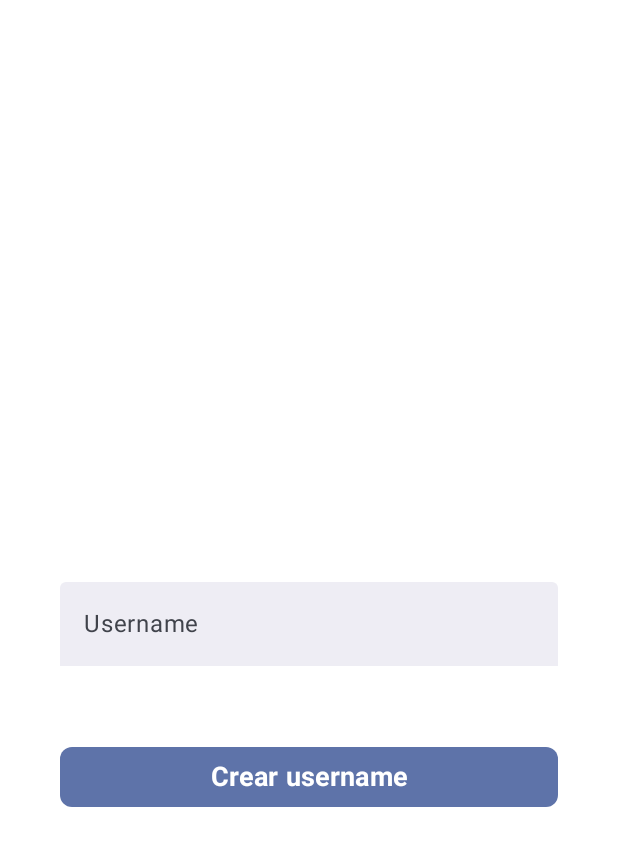
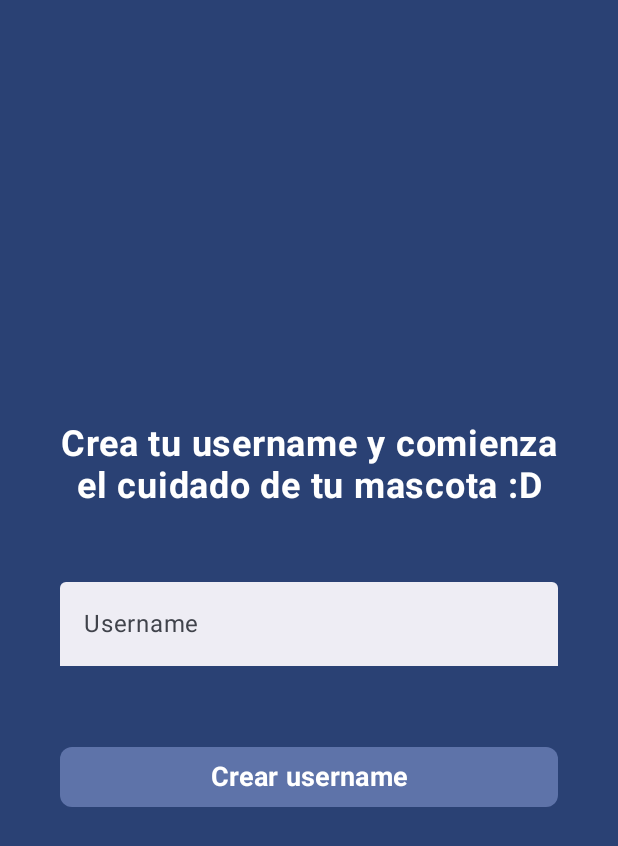
Before and after one commit to FernandoEmilianoFloresDeLaRiva/rexproject, an Android app built with Jetpack Compose: the screen it shows after launch (MainActivity), on a phone screen of 412 x 824 dp. Shown: the top 846 px of the screen. Run offline under Robolectric (Android 15) with nearby library versions, the phone set to English and light mode, and no system bars.

Commit message:
create userview fixed

```diff
--- a/app/src/main/java/com/example/rexproject/core/domain/constants/ApiConstants.kt
+++ b/app/src/main/java/com/example/rexproject/core/domain/constants/ApiConstants.kt
@@ -1,6 +1,6 @@
 package com.example.rexproject.core.domain.constants
 
 object ApiConstants {
-    const val API_BASE_URL = "http://:8080"
+    const val API_BASE_URL = "http://127.0.0.1:8080"
     const val USER_BASE_URL = "$API_BASE_URL/user"
 }
--- a/app/src/main/java/com/example/rexproject/create_user/ui/view/CreateUserView.kt
+++ b/app/src/main/java/com/example/rexproject/create_user/ui/view/CreateUserView.kt
@@ -23,7 +23,6 @@ import androidx.compose.ui.text.font.FontWeight
 import androidx.compose.ui.text.style.TextAlign
 import androidx.compose.ui.unit.dp
 import androidx.compose.ui.unit.sp
-import com.example.rexproject.create_user.ui.viewmodel.CreateUserViewModel
 import com.example.rexproject.shared.data.states.viewmodel_manager.LocalViewModelProvider
 
 @Composable
@@ -36,7 +35,7 @@ fun CreateUserView(
     Column(
         modifier = modifier
             .fillMaxSize()
-            .background(color = colorScheme.onSecondaryContainer)
+            .background(color = colorScheme.primary)
             .padding(40.dp),
         verticalArrangement = Arrangement.Center,
         horizontalAlignment = Alignment.CenterHorizontally
```
